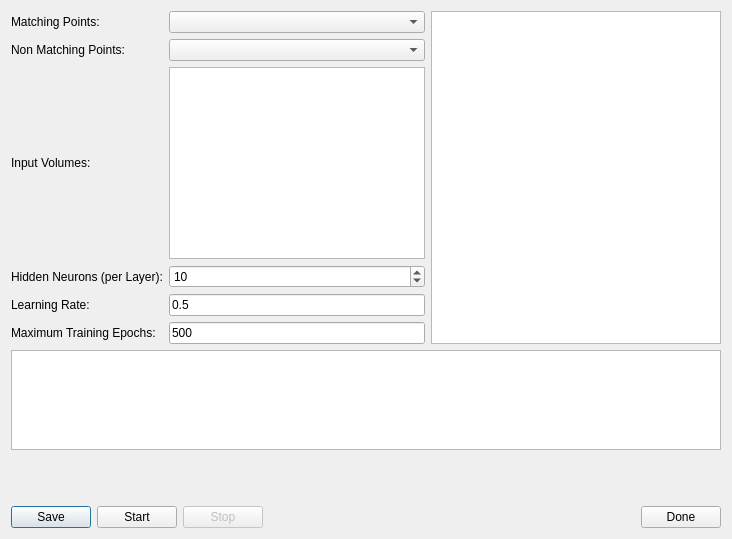
This is prozess/nnvolumetrainer.ui in fsoos74/su as Qt 5 draws it before an edit. The edited form follows.
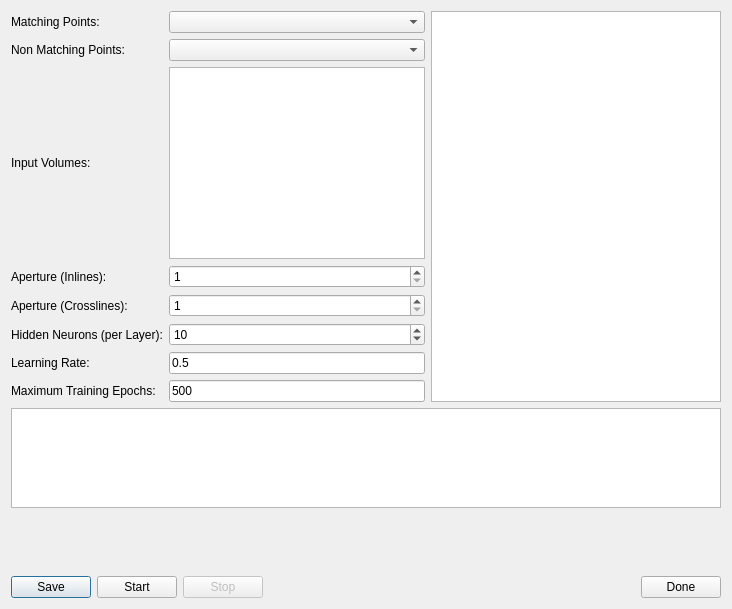
This is the edited form.

```diff
--- a/prozess/nnvolumetrainer.ui
+++ b/prozess/nnvolumetrainer.ui
@@ -7,7 +7,7 @@
     <x>0</x>
     <y>0</y>
     <width>732</width>
-    <height>539</height>
+    <height>609</height>
    </rect>
   </property>
   <property name="windowTitle">
@@ -18,13 +18,27 @@
     <layout class="QHBoxLayout" name="horizontalLayout_2">
      <item>
       <layout class="QGridLayout" name="gridLayout">
+       <item row="4" column="1">
+        <widget class="QSpinBox" name="sbXLAperture">
+         <property name="minimum">
+          <number>1</number>
+         </property>
+        </widget>
+       </item>
+       <item row="4" column="0">
+        <widget class="QLabel" name="label_4">
+         <property name="text">
+          <string>Aperture (Crosslines):</string>
+         </property>
+        </widget>
+       </item>
        <item row="0" column="1">
         <widget class="QComboBox" name="cbMatching"/>
        </item>
        <item row="1" column="1">
         <widget class="QComboBox" name="cbNonMatching"/>
        </item>
-       <item row="6" column="0">
+       <item row="8" column="0">
         <widget class="QLabel" name="label_6">
          <property name="text">
           <string>Maximum Training Epochs:</string>
@@ -38,7 +52,7 @@
          </property>
         </widget>
        </item>
-       <item row="3" column="0">
+       <item row="5" column="0">
         <widget class="QLabel" name="label_8">
          <property name="text">
           <string>Hidden Neurons (per Layer):</string>
@@ -52,14 +66,14 @@
          </property>
         </widget>
        </item>
-       <item row="6" column="1">
+       <item row="8" column="1">
         <widget class="QLineEdit" name="leTrainingEpochs">
          <property name="text">
           <string>500</string>
          </property>
         </widget>
        </item>
-       <item row="5" column="1">
+       <item row="7" column="1">
         <widget class="QLineEdit" name="leLearningRate">
          <property name="text">
           <string>0.5</string>
@@ -73,14 +87,14 @@
          </property>
         </widget>
        </item>
-       <item row="5" column="0">
+       <item row="7" column="0">
         <widget class="QLabel" name="label_7">
          <property name="text">
           <string>Learning Rate:</string>
          </property>
         </widget>
        </item>
-       <item row="3" column="1">
+       <item row="5" column="1">
         <widget class="QSpinBox" name="sbNeurons">
          <property name="minimum">
           <number>1</number>
@@ -100,6 +114,23 @@
          </property>
         </widget>
        </item>
+       <item row="3" column="1">
+        <widget class="QSpinBox" name="sbILAperture">
+         <property name="minimum">
+          <number>1</number>
+         </property>
+         <property name="value">
+          <number>1</number>
+         </property>
+        </widget>
+       </item>
+       <item row="3" column="0">
+        <widget class="QLabel" name="label_5">
+         <property name="text">
+          <string>Aperture (Inlines):</string>
+         </property>
+        </widget>
+       </item>
       </layout>
      </item>
      <item>
```
